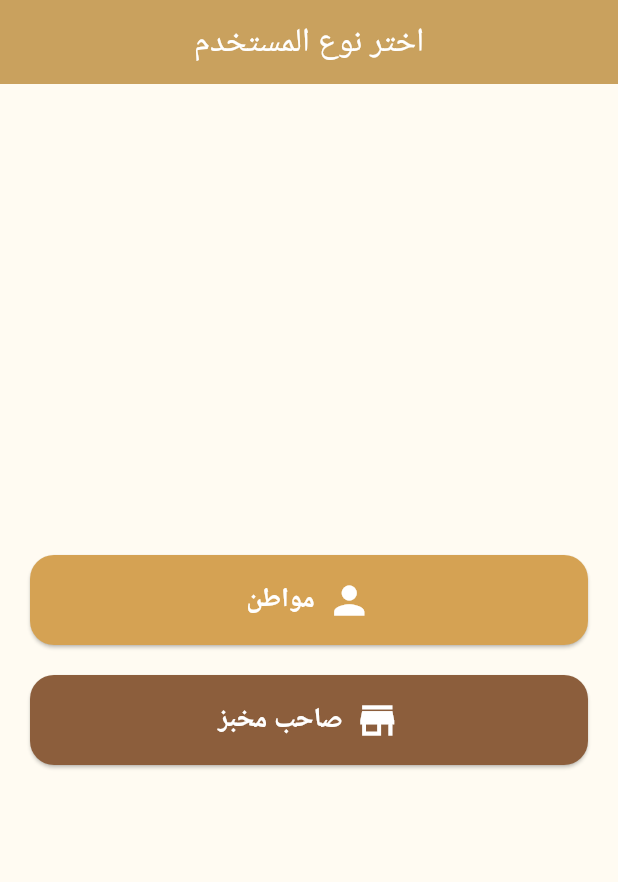
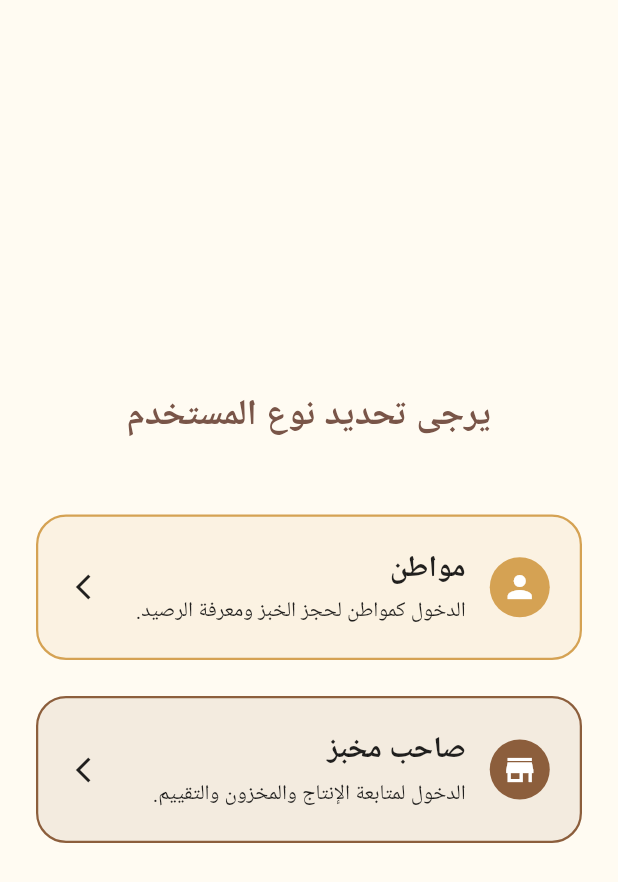
Before and after one commit to samarali60/Khubzy_APP, a Flutter app: the screen it shows after launch, on a phone screen of 412 x 824 dp. Shown: the top 882 px of the screen. Run offline on Flutter 3.47's test engine with Material 3 defaults, Android fonts, the phone set to English and light mode, and no system bars; our stand-ins replace fl_chart, shared_preferences; Roboto replaces fonts that are missing (Cairo); statements that could not run were skipped.

Commit message:
Add bakery authentication and management features; implement bakery model, providers, and signup screen

```diff
--- a/lib/main.dart
+++ b/lib/main.dart
@@ -1,6 +1,8 @@
 import 'package:flutter/material.dart';
 import 'package:khubzy/app.dart';
 import 'package:khubzy/screens/auth/provider/auth_provider.dart';
+import 'package:khubzy/screens/auth/provider/bakery_auth_provider.dart';
+import 'package:khubzy/screens/auth/provider/bakery_provider.dart';
 import 'package:khubzy/screens/auth/provider/citizen_provider.dart';
 import 'package:khubzy/screens/main/provider/bottom_nav_provider.dart';
 import 'package:khubzy/screens/userTypeSelection/provider/user_type_provider.dart';
@@ -16,6 +18,8 @@ void main() async {
         ChangeNotifierProvider(create: (_) => BottomNavProvider()),
         ChangeNotifierProvider(create: (_) => UserTypeProvider()),
         ChangeNotifierProvider(create: (_) => CitizenProvider()),
+        ChangeNotifierProvider(create: (_) => BakeryAuthProvider()),
+        ChangeNotifierProvider(create: (_) => BakeryProvider()),
       ],
       child: const KhobzyApp(),
     ),
--- a/lib/routes/app_routes.dart
+++ b/lib/routes/app_routes.dart
@@ -1,3 +1,4 @@
+import 'package:khubzy/screens/auth/screens/baker_signup_screen.dart';
 import 'package:khubzy/screens/auth/screens/bakery_login_screen.dart';
 import 'package:khubzy/screens/auth/screens/citizen_login_screen.dart';
 import 'package:khubzy/screens/auth/screens/citizen_signup_screen.dart';
@@ -14,6 +15,7 @@ import 'package:khubzy/screens/userTypeSelection/screens/user_type_selection.dar
 class AppRoutes {
   static const splash = '/splash';
   static const userTypeSelection = '/userTypeSelection';
+   static const bakerySignUp = '/bakerySignUp';
   static const bakeryLogin = '/bakeryLogin';
   static const citizenSignUp = '/citizenSignUp';
     static const citizenLogin = '/citizenLogin';
@@ -29,6 +31,7 @@ class AppRoutes {
   static final routes = {
     splash: (context) => const SplashScreen(),
     userTypeSelection: (context) => const UserTypeSelectionScreen(),
+    bakerySignUp: (context) => const BakerySignupScreen(),
     bakeryLogin: (context) => const BakeryLoginScreen(),
     citizenSignUp: (context) => const CitizenSignUpScreen(),
     citizenLogin: (context) => const CitizenLoginScreen(),
--- a/lib/screens/userTypeSelection/screens/user_type_selection.dart
+++ b/lib/screens/userTypeSelection/screens/user_type_selection.dart
@@ -9,15 +9,14 @@ class UserTypeSelectionScreen extends StatelessWidget {
 
   Future<void> _selectUserType(BuildContext context, String type) async {
     final prefs = await SharedPreferences.getInstance();
-    prefs.setString('user_type', type);
+    await prefs.setString('user_type', type);
 
-    // Update provider (optional if used globally)
     Provider.of<UserTypeProvider>(context, listen: false).setUserType(type);
 
     if (type == 'citizen') {
-      Navigator.pushReplacementNamed(context, AppRoutes.citizenLogin);
+      Navigator.pushNamed(context, AppRoutes.citizenLogin);
     } else {
-      Navigator.pushReplacementNamed(context, AppRoutes.bakeryLogin);
+      Navigator.pushNamed(context, AppRoutes.bakerySignUp);
     }
   }
 
@@ -26,24 +25,39 @@ class UserTypeSelectionScreen extends StatelessWidget {
     final theme = Theme.of(context);
 
     return Scaffold(
-      appBar: AppBar(title: const Text("اختر نوع المستخدم"), centerTitle: true),
+      // appBar: AppBar(title: const Text("اختر نوع المستخدم"), centerTitle: true),
       body: Padding(
-        padding: const EdgeInsets.all(20.0),
+        padding: const EdgeInsets.all(24.0),
         child: Column(
           mainAxisAlignment: MainAxisAlignment.center,
           children: [
-            _buildButton(
+            Text(
+              "يرجى تحديد نوع المستخدم",
+              style: theme.textTheme.headlineLarge?.copyWith(fontWeight: FontWeight.bold),
+              textAlign: TextAlign.center,
+            ),
+            const SizedBox(height: 50),
+            // Text(
+            //   "يرجى تحديد نوع المستخدم",
+            //   style: theme.textTheme.titleLarge?.copyWith(fontWeight: FontWeight.bold, color: Colors.brown),
+            //   textAlign: TextAlign.center,
+            // ),
+            // const SizedBox(height: 24),
+
+            _buildUserCard(
               context,
+              icon: Icons.person,
               label: "مواطن",
-              icon: Icons.person,
+              description: "الدخول كمواطن لحجز الخبز ومعرفة الرصيد.",
               color: theme.colorScheme.primary,
               type: "citizen",
             ),
-            const SizedBox(height: 20),
-            _buildButton(
+            const SizedBox(height: 24),
+            _buildUserCard(
               context,
+              icon: Icons.store,
               label: "صاحب مخبز",
-              icon: Icons.store,
+              description: "الدخول لمتابعة الإنتاج والمخزون والتقييم.",
               color: theme.colorScheme.secondary,
               type: "bakery",
             ),
@@ -53,22 +67,50 @@ class UserTypeSelectionScreen extends StatelessWidget {
     );
   }
 
-  Widget _buildButton(
+  Widget _buildUserCard(
     BuildContext context, {
+    required IconData icon,
     required String label,
-    required IconData icon,
+    required String description,
     required Color color,
     required String type,
   }) {
-    return ElevatedButton.icon(
-      style: ElevatedButton.styleFrom(
-        backgroundColor: color,
-        minimumSize: const Size(double.infinity, 60),
-        shape: RoundedRectangleBorder(borderRadius: BorderRadius.circular(16)),
+    return GestureDetector(
+      onTap: () => _selectUserType(context, type),
+      child: Container(
+        padding: const EdgeInsets.all(20),
+        decoration: BoxDecoration(
+          color: color.withOpacity(0.1),
+          border: Border.all(color: color, width: 1.5),
+          borderRadius: BorderRadius.circular(20),
+        ),
+        child: Row(
+          children: [
+            CircleAvatar(
+              backgroundColor: color,
+              child: Icon(icon, color: Colors.white),
+            ),
+            const SizedBox(width: 16),
+            Expanded(
+              child: Column(
+                crossAxisAlignment: CrossAxisAlignment.start,
+                children: [
+                  Text(
+                    label,
+                    style: const TextStyle(
+                      fontSize: 20,
+                      fontWeight: FontWeight.bold,
+                    ),
+                  ),
+                  const SizedBox(height: 4),
+                  Text(description, style: const TextStyle(fontSize: 14)),
+                ],
+              ),
+            ),
+            const Icon(Icons.arrow_forward_ios, size: 20),
+          ],
+        ),
       ),
-      label: Text(label, style: const TextStyle(fontSize: 18)),
-      icon: Icon(icon, size: 30),
-      onPressed: () => _selectUserType(context, type),
     );
   }
 }
--- a/pubspec.yaml
+++ b/pubspec.yaml
@@ -72,6 +72,7 @@ flutter:
   # To add assets to your application, add an assets section, like this:
   assets:
     - assets/mock_users.json
+    - assets/mock_bakery_data.json
     - assets/images/Kubzy.png
   #   - images/a_dot_ham.jpeg
 
```
Also changed, not shown: assets/mock_bakery_data.json (added, +53 -0 lines), lib/models/bakery_model.dart (added, +34 -0 lines), lib/screens/auth/provider/bakery_auth_provider.dart (added, +36 -0 lines), lib/screens/auth/provider/bakery_provider.dart (added, +25 -0 lines), lib/screens/auth/screens/baker_signup_screen.dart (added, +226 -0 lines).
